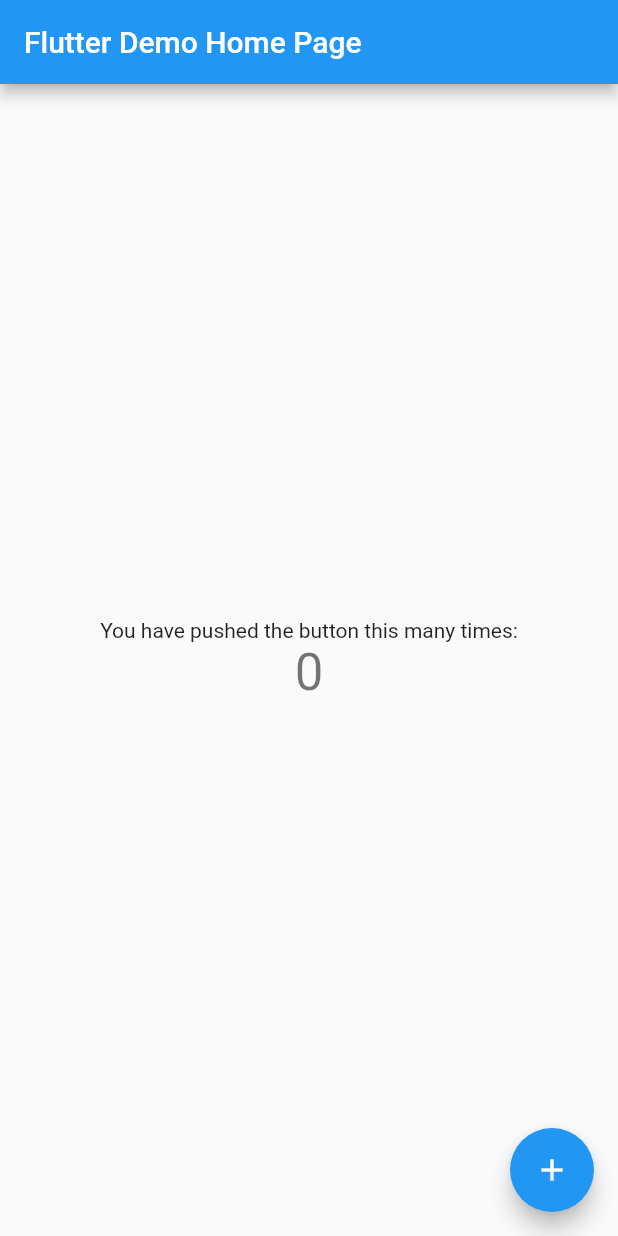
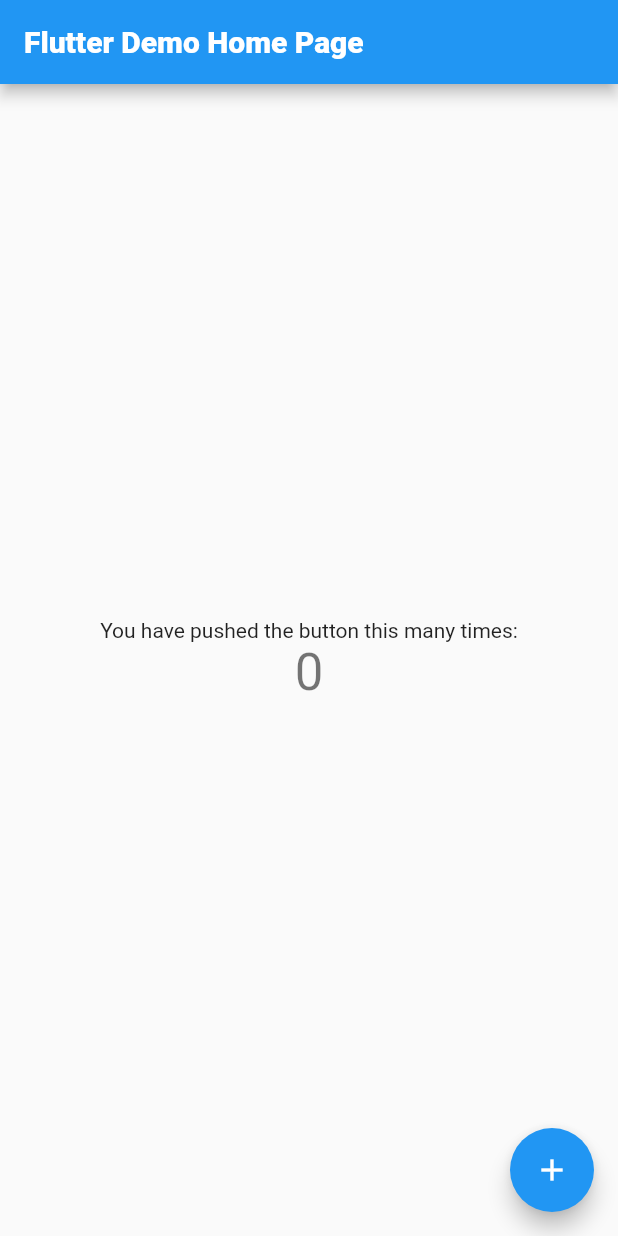
Before and after one commit to mixcore/mix.app.flutter, a Flutter app: the screen it shows after launch, on a phone screen of 412 x 824 dp. Run offline on Flutter 3.47's test engine with Material 2 defaults, Android fonts, the phone set to English and light mode, and no system bars.

Commit message:
add some stupid code "add mix code to package"

```diff
--- a/lib/main.dart
+++ b/lib/main.dart
@@ -1,4 +1,5 @@
 import 'package:flutter/material.dart';
+import 'package:mix_core_base/theme/font.dart';
 
 void main() {
   runApp(const MyApp());
@@ -73,7 +74,10 @@ class _MyHomePageState extends State<MyHomePage> {
       appBar: AppBar(
         // Here we take the value from the MyHomePage object that was created by
         // the App.build method, and use it to set our appbar title.
-        title: Text(widget.title),
+        title: Text(
+          widget.title,
+          style: const TextStyle(fontWeight: MyFontWeight.black),
+        ),
       ),
       body: Center(
         // Center is a layout widget. It takes a single child and positions it
--- /dev/null
+++ b/packages/mix_core_base/lib/theme/font.dart
@@ -0,0 +1,28 @@
+import 'dart:ui';
+
+class MyFontFamily {
+  static const String SVNMillerBanner = "SVNMillerBanner";
+  static const String Helvetica = "Helvetica";
+}
+
+class MyFontWeight {
+  static const FontWeight black = FontWeight.w900;
+  static const FontWeight extraLight = FontWeight.w200;
+  static const FontWeight light = FontWeight.w300;
+  static const FontWeight medium = FontWeight.w500;
+  static const FontWeight regular = FontWeight.w400;
+  static const FontWeight semiBold = FontWeight.w600;
+  static const FontWeight bold = FontWeight.w700;
+  static const FontWeight extraBold = FontWeight.w800;
+}
+
+class FontName {
+  static const Poppins_Black = 'Poppins_Black';
+  static const Poppins_Bold = 'Poppins_Bold';
+  static const Poppins_Light = 'Poppins_Light';
+  static const Poppins_Regular = 'Poppins_Regular';
+  static const Poppins_Medium = 'Poppins_Medium';
+  static const Poppins_ExtraBold = 'Poppins_ExtraBold';
+  static const Poppins_SemiBold = 'Poppins_SemiBold';
+  static const Helvetica = 'Helvetica';
+}
--- a/pubspec.yaml
+++ b/pubspec.yaml
@@ -34,6 +34,10 @@ dependencies:
   # The following adds the Cupertino Icons font to your application.
   # Use with the CupertinoIcons class for iOS style icons.
   cupertino_icons: ^1.0.2
+
+  #base mixcore
+  mix_core_base:
+    path: ./packages/mix_core_base
 
 dev_dependencies:
   flutter_test:
```
Also changed, not shown: packages/mix_core_base/lib/theme/text_style.dart (added, +10 -0 lines), packages/mix_core_base/pubspec.yaml (added, +11 -0 lines), lib/common/constant.dart (added), packages/mix_core_base/lib/theme/color.dart (added), packages/mix_core_base/lib/theme/theme.dart (added), packages/mix_core_base/lib/widget/button/mix_button.dart (added), packages/mix_core_base/lib/widget/dialog/mix_dialog.dart (added), packages/mix_core_base/lib/widget/mix_input.dart (added), packages/mix_core_base/lib/widget/mix_loading.dart (added).
